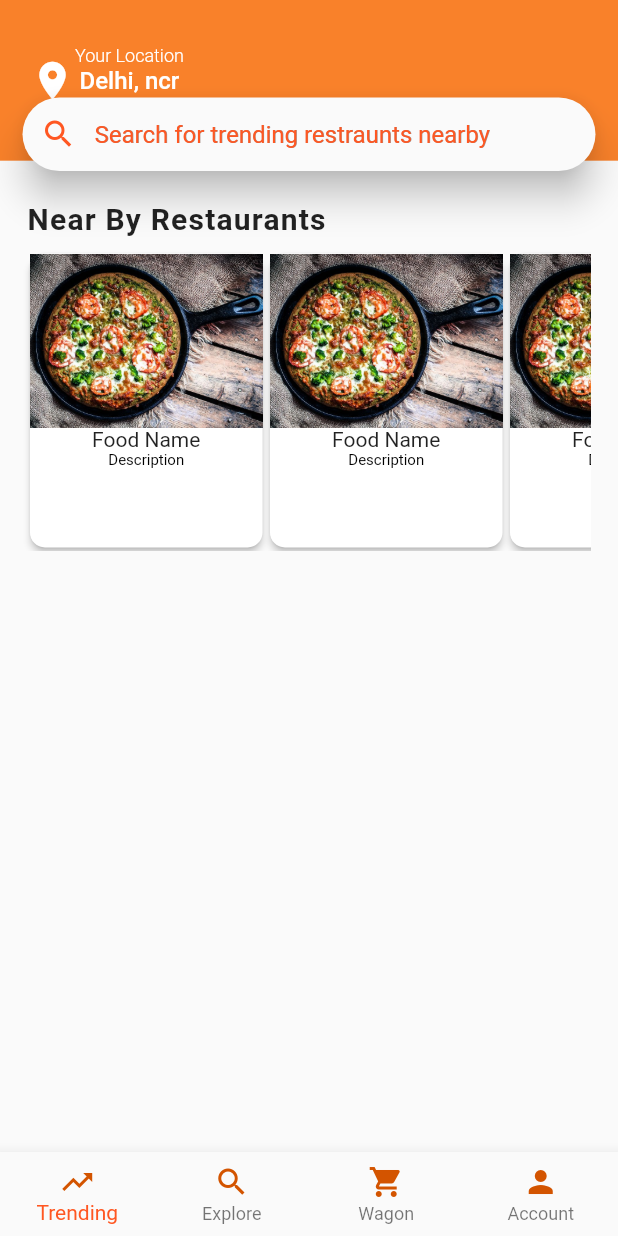
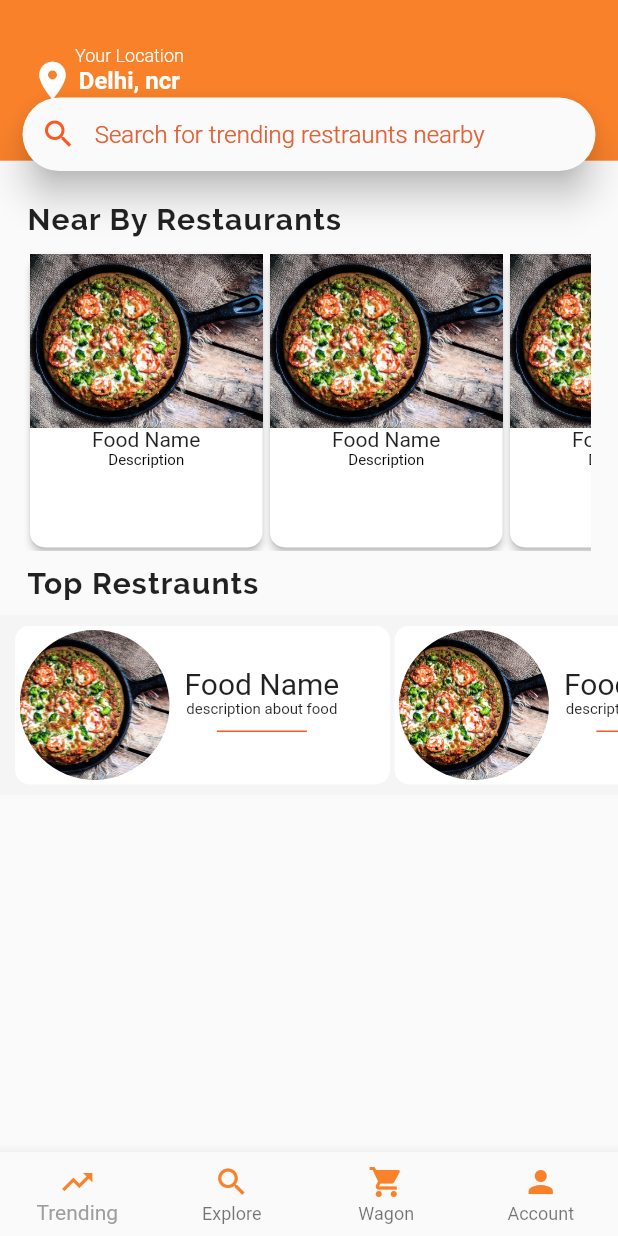
Before and after one commit to Naveen11695/bhukkd, a Flutter app: the HomePage screen opened by its route, on a phone screen of 412 x 824 dp. Run offline on Flutter 3.47's test engine with Material 2 defaults, Android fonts, the phone set to English and light mode, and no system bars; our stand-ins replace geolocator, progress_indicators, shared_preferences, sqflite; accounts and stored records are empty; Roboto replaces fonts that are missing (Montserrat, Montserrat-Bold).

Commit message:
margin: EdgeInsets.only(left: 3),

```diff
--- /dev/null
+++ b/lib/Components/CustomHorizontalScroll.dart
@@ -0,0 +1,71 @@
+import 'package:flutter/material.dart';
+
+class CustomHorizontalScroll extends StatelessWidget{
+
+  @override
+  Widget build(BuildContext context) {
+    return Container(
+      padding:EdgeInsets.only(top:2, left:2, bottom: 2),
+      height: 110,
+      child: ListView.builder(
+        shrinkWrap: true,
+        scrollDirection: Axis.horizontal,
+        itemCount: 7,
+        itemBuilder: (BuildContext context, int index){
+          return new Container(
+            margin: EdgeInsets.only(left: 3),
+            height: 100,
+            width: 250,
+            decoration: BoxDecoration(
+              borderRadius: BorderRadius.circular(10),
+              color:Colors.white,
+            ),
+            child: Row(
+              children: <Widget>[
+                new Container(
+                  margin: EdgeInsets.only(left: 3),
+                  height: 100,
+                  width: 100,
+                  decoration: BoxDecoration(
+                    borderRadius: BorderRadius.circular(50),
+                    image: DecorationImage(
+                      image: AssetImage("assets/images/pizza.jpg"),
+                      fit: BoxFit.cover
+                    ),
+                  ),
+                ),
+                new SizedBox(width: 10,),
+                new Column(
+                  mainAxisAlignment: MainAxisAlignment.center,
+                  children: <Widget>[
+                    new Text("Food Name", style: TextStyle(
+                      fontFamily: "",
+                      fontSize: 20
+                    ),),
+                    new Text("description about food", style: TextStyle(
+                      fontFamily: "",
+                      fontSize: 10
+                    ),),
+                    new SizedBox(height: 8,),
+                    new Container(
+                      height: 1,
+                      width: 60,
+                      color: Colors.deepOrange,
+                    ),
+                    new SizedBox(height:8),
+                    new Row(
+                      mainAxisAlignment: MainAxisAlignment.start,
+                      children: <Widget>[
+
+                      ],
+                    )
+                  ],
+                )
+              ],
+            ),
+          );
+        },
+      ),
+    );
+  }
+}
--- a/lib/Pages/HomePage.dart
+++ b/lib/Pages/HomePage.dart
@@ -10,6 +10,7 @@ class HomePage extends StatefulWidget {
 }
 
 class _HomePage extends State<HomePage> {
+
   int selectedIndex = 0;
 
   List<Widget> bottomNavigation = [
@@ -21,6 +22,7 @@ class _HomePage extends State<HomePage> {
 
   @override
   Widget build(BuildContext context) {
+    final bottomNavColor = Theme.of(context).bottomAppBarColor;
     return new Scaffold(
       body: bottomNavigation[selectedIndex],
       bottomNavigationBar: BottomNavigationBar(
@@ -30,24 +32,32 @@ class _HomePage extends State<HomePage> {
             this.selectedIndex = index;
           });
         },
-        fixedColor: Colors.deepOrange,
+        fixedColor: Colors.grey,
         currentIndex: selectedIndex,
         items: <BottomNavigationBarItem>[
           BottomNavigationBarItem(
               icon: Icon(
                 Icons.trending_up,
-                color: Color(0xFFD35400),
+                color: bottomNavColor,
               ),
-              title: new Text("Trending")),
+              title: new Text("Trending", textAlign: TextAlign.center,style: new TextStyle(
+                color: bottomNavColor
+              ),),),
           BottomNavigationBarItem(
-              icon: Icon(Icons.search, color: Color(0xFFD35400)),
-              title: new Text("Explore")),
+              icon: Icon(Icons.search, color:bottomNavColor),
+              title: new Text("Explore",textAlign: TextAlign.center,style: new TextStyle(
+                color: bottomNavColor
+              ),),),
           BottomNavigationBarItem(
-              icon: Icon(Icons.shopping_cart, color: Color(0xFFD35400)),
-              title: new Text("Wagon")),
+              icon: Icon(Icons.shopping_cart, color:bottomNavColor),
+              title: new Text("Wagon",textAlign: TextAlign.center,style: new TextStyle(
+                color: bottomNavColor
+              ),),),
           BottomNavigationBarItem(
-            icon: Icon(Icons.person, color: Color(0xFFD35400)),
-            title: new Text("Account"),
+            icon: Icon(Icons.person, color: bottomNavColor),
+            title: new Text("Account", textAlign: TextAlign.center,style: new TextStyle(
+                color: bottomNavColor
+              ),),
           ),
         ],
       ),
--- a/lib/Pages/LocationServicePage.dart
+++ b/lib/Pages/LocationServicePage.dart
@@ -16,7 +16,27 @@ class _LocationServicePage extends State<LocationServicePage>{
         StoreUserLocation.setLocation();
     });
 
-    Navigator.of(context).pushReplacement(new MaterialPageRoute(builder: (BuildContext context)=>new HomePage()));
+    Navigator.pushReplacement(context, PageRouteBuilder(
+        opaque: false,
+        pageBuilder: (BuildContext context, _, __) {
+          return new HomePage();
+        },
+        transitionDuration: const Duration(milliseconds: 1500),
+        transitionsBuilder: (___, Animation<double> animation, ____, Widget child) {
+          return SlideTransition(
+            position: Tween<Offset>(begin: Offset(0.0,1.0), end: Offset(0.0, 0.0)).animate(CurvedAnimation(
+                  parent: animation,
+                  curve: Interval(
+                    0.00,
+                    1.00,
+                    curve: Curves.ease,
+                  ),
+                ),),
+            transformHitTests: false,
+            child: child,
+          );
+        }
+      ));
   }
 
   @override
@@ -31,7 +51,8 @@ class _LocationServicePage extends State<LocationServicePage>{
             mainAxisAlignment: MainAxisAlignment.center,
             children: <Widget>[
               new Text("Please Enable Your Location", style: new TextStyle(
-                fontSize: 30,
+                fontSize: 24,
+                fontFamily: "Montserrat-Bold"
               ),),
               new SizedBox(height: 50,),
               new MaterialButton(
--- a/lib/Pages/TrendingPage.dart
+++ b/lib/Pages/TrendingPage.dart
@@ -4,6 +4,7 @@ import 'package:flutter/material.dart';
 // custom
 import '../Components/HorizontalScroll.dart';
 import '../api/HttpRequest.dart';
+import '../Components/CustomHorizontalScroll.dart';
 import 'package:http/http.dart';
 import '../models/SharedPreferance/SharedPreference.dart';
 import '../api/LocationRequest.dart';
@@ -11,13 +12,14 @@ import '../models/Restruant/Restruant.dart';
 import 'package:html/parser.dart';
 import '../models/GeoCodeInfo/GeoCode.dart';
 
+/*------------------------------DISCLAIMER----------------------------------- */
+// font used is OpenSans and Montserrat, please dont use any other font.
+
 class TrendingPage extends StatefulWidget {
   _TrendingPageState createState() => new _TrendingPageState();
 }
 
 class _TrendingPageState extends State<TrendingPage> {
-
-
   @override
   void initState() {
     super.initState();
@@ -27,7 +29,9 @@ class _TrendingPageState extends State<TrendingPage> {
   @override
   Widget build(BuildContext context) {
     return Scaffold(
-      body: new Column(
+      body: new ListView(
+        children: <Widget>[
+          new Column(
             children: <Widget>[
               new Stack(
                 children: <Widget>[
@@ -53,7 +57,7 @@ class _TrendingPageState extends State<TrendingPage> {
                                 style: new TextStyle(
                                   color: Colors.white,
                                   fontWeight: FontWeight.w300,
-                              fontFamily: "",
+                                  fontFamily: "Montserrat",
                                   fontSize: 12,
                                 ),
                               ),
@@ -61,9 +65,9 @@ class _TrendingPageState extends State<TrendingPage> {
                                 "Delhi, ncr",
                                 style: new TextStyle(
                                   color: Colors.white,
-                              fontFamily: "",
+                                  fontFamily: "Montserrat-Bold",
                                   fontSize: 16,
-                              fontWeight: FontWeight.w500,
+                                  fontWeight: FontWeight.w700,
                                 ),
                               )
                             ],
@@ -72,7 +76,6 @@ class _TrendingPageState extends State<TrendingPage> {
                       ],
                     ),
                   ),
-
                   new Container(
                     padding: EdgeInsets.fromLTRB(15.0, 65.0, 15.0, 10.0),
                     child: Material(
@@ -87,9 +90,14 @@ class _TrendingPageState extends State<TrendingPage> {
                             contentPadding: EdgeInsets.all(15),
                             hasFloatingPlaceholder: false,
                             hintText: "Search for trending restraunts nearby",
-                        hintStyle:
-                            new TextStyle(color: Colors.deepOrange, shadows: [
-                          Shadow(offset: Offset(0.3, 0.1), color: Colors.grey),
+                            hintStyle: new TextStyle(
+                                fontFamily: "Montserrat",
+                                fontWeight: FontWeight.w300,
+                                color: Colors.deepOrange,
+                                shadows: [
+                                  Shadow(
+                                      offset: Offset(0.3, 0.1),
+                                      color: Colors.grey),
                                 ])),
                         keyboardType: TextInputType.text,
                         keyboardAppearance: Brightness.light,
@@ -102,10 +110,13 @@ class _TrendingPageState extends State<TrendingPage> {
                 width: MediaQuery.of(context).size.height * 0.92,
                 alignment: AlignmentDirectional.topStart,
                 padding: EdgeInsets.symmetric(horizontal: 18, vertical: 10),
-          child:new Text("Near By Restaurants", textAlign: TextAlign.start,style:new TextStyle(
+                child: new Text(
+                  "Near By Restaurants",
+                  textAlign: TextAlign.start,
+                  style: new TextStyle(
                     fontSize: 20.0,
-                            fontFamily: "",
-                            fontWeight: FontWeight.w700,
+                    fontFamily: "Raleway",
+                    // fontWeight: FontWeight.w700,
                     letterSpacing: 0.8,
                     wordSpacing: 0.0,
                   ),
@@ -134,6 +145,31 @@ class _TrendingPageState extends State<TrendingPage> {
                     ],
                   ),
                 ),
+              ),
+              Container(
+                width: MediaQuery.of(context).size.height * 0.92,
+                alignment: AlignmentDirectional.topStart,
+                padding: EdgeInsets.symmetric(horizontal: 18, vertical: 10),
+                child: new Text(
+                  "Top Restraunts",
+                  textAlign: TextAlign.start,
+                  style: new TextStyle(
+                    fontSize: 20.0,
+                    fontFamily: "Raleway",
+                    // fontWeight: FontWeight.w700,
+                    letterSpacing: 0.8,
+                    wordSpacing: 0.0,
+                  ),
+                ),
+              ),
+              Container(
+                color: Colors.grey.shade100,
+                child: Padding(
+                  padding: EdgeInsets.fromLTRB(5, 5, 0, 5),
+                  child: CustomHorizontalScroll(),
+                ),
+              ),
+            ],
           ),
         ],
       ),
--- a/lib/main.dart
+++ b/lib/main.dart
@@ -24,6 +24,9 @@ class Bhukkd extends StatelessWidget {
         '/LocationService':(BuildContext context) => new LocationServicePage(),
         '/HomePage':(BuildContext context) => new HomePage(),
       },
+      theme: new ThemeData(
+        bottomAppBarColor: Color.fromRGBO(249, 129, 42, 1)
+      ),
     );
   }
 }
@@ -39,7 +42,7 @@ class _SplashScreenState extends State<SplashScreen>
   Animation<double> animation;
 
   Future delayTimer() async {
-    Duration duration = new Duration(seconds: 2);
+    Duration duration = new Duration(seconds:3);
     return new Timer(duration, navigateTo);
   }
   //....................................version 2.0.1 (Updated shared preference check not working).................................//
@@ -127,7 +130,7 @@ class _SplashScreenState extends State<SplashScreen>
             crossAxisAlignment: CrossAxisAlignment.center,
             children: <Widget>[
               Padding(
-                padding: EdgeInsets.all(150.0),
+                padding: EdgeInsets.all(130.0),
                 child: logo,
               ),
               Padding(
```
Also changed, not shown: pubspec.yaml (+5 -5 lines), assets/fonts/Montserrat/Montserrat-Bold.ttf (added), assets/fonts/Montserrat/Montserrat-Regular.ttf (added), assets/fonts/OpenSans/OpenSans-Light.ttf (added), assets/fonts/OpenSans/OpenSans-Regular.ttf (added). Lines whose indentation alone changed are shown as unchanged.
